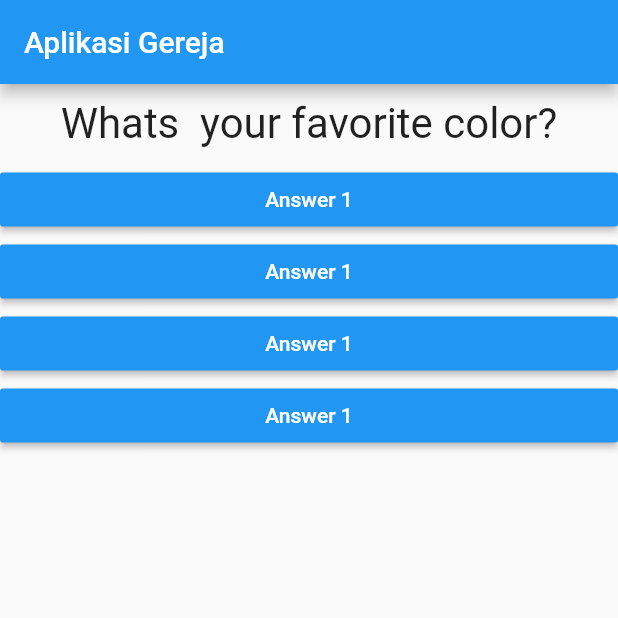
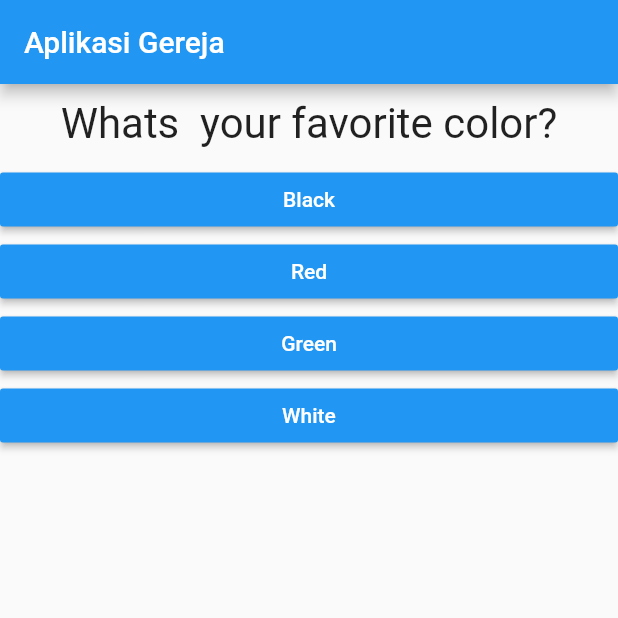
Before and after one commit to DavidDimasPatty/Belajar_Flutter, a Flutter app: the screen it shows after launch, on a phone screen of 412 x 824 dp, the top half of it. Run offline on Flutter 3.47's test engine with Material 2 defaults, Android fonts, the phone set to English and light mode, and no system bars.

Commit message:
finish pagew

```diff
--- a/lib/answer.dart
+++ b/lib/answer.dart
@@ -2,8 +2,9 @@ import 'package:flutter/material.dart';
 
 class Answer extends StatelessWidget {
   final VoidCallback selectHandler;
+  final String answerText;
 
-  Answer(this.selectHandler);
+  Answer(this.selectHandler, this.answerText);
 
   @override
   Widget build(BuildContext context) {
@@ -12,7 +13,7 @@ class Answer extends StatelessWidget {
       child: RaisedButton(
         color: Colors.blue,
         textColor: Colors.white,
-        child: Text('Answer 1'),
+        child: Text(answerText),
         onPressed: selectHandler,
       ),
     );
--- a/lib/main.dart
+++ b/lib/main.dart
@@ -21,21 +21,7 @@ class MyApp extends StatefulWidget {
 //////////////////////////////////////////////
 class _MyAppState extends State<MyApp> {
   var _questionIndex = 0;
-
-  void _answerQuestion() {
-    setState(() {
-      _questionIndex = _questionIndex + 1;
-    });
-    print(_questionIndex);
-  }
-
-  @override
-  Widget build(BuildContext context) {
-    void printLog() {
-      print('Button Pressed');
-    }
-
-    var questions = [
+  static const questions = [
     {
       'questionText': 'Whats  your favorite color?',
       'answer': ['Black', 'Red', 'Green', 'White'],
@@ -49,21 +35,44 @@ class _MyAppState extends State<MyApp> {
       'answer': ['Orange', 'Manggo', 'Durian', 'Apple'],
     }
   ];
+  void _answerQuestion() {
+    setState(() {
+      // if (_questionIndex >= questions.length - 1) {
+      //   _questionIndex = 0;
+      // } else {
+      //   _questionIndex = _questionIndex + 1;
+      // }
+      _questionIndex = _questionIndex + 1;
+    });
+
+    print(_questionIndex);
+  }
+
+  @override
+  Widget build(BuildContext context) {
+    void printLog() {
+      print('Button Pressed');
+    }
 
     return MaterialApp(
       home: Scaffold(
         appBar: AppBar(
           title: Text('Aplikasi Gereja'),
         ),
-        body: Column(
+        body: _questionIndex < questions.length
+            ? Column(
                 children: [
                   Question(
                     questions[_questionIndex]['questionText'] as String,
                   ),
-            Answer(_answerQuestion),
-            Answer(_answerQuestion),
-            Answer(_answerQuestion),
-            Answer(_answerQuestion),
+                  ...(questions[_questionIndex]['answer'] as List<String>)
+                      .map((answers) {
+                    return Answer(_answerQuestion, answers);
+                  }).toList()
+                  // Answer(_answerQuestion),
+                  // Answer(_answerQuestion),
+                  // Answer(_answerQuestion),
+                  // Answer(_answerQuestion),
 
                   //     RaisedButton(
                   //   child: Text('Daftar Misa'),
@@ -79,6 +88,9 @@ class _MyAppState extends State<MyApp> {
                   //   onPressed: _answerQuestion,
                   // ),
                 ],
+              )
+            : Center(
+                child: Text("You Did It!"),
               ),
       ),
     );
```
Lines whose indentation alone changed are shown as unchanged.
